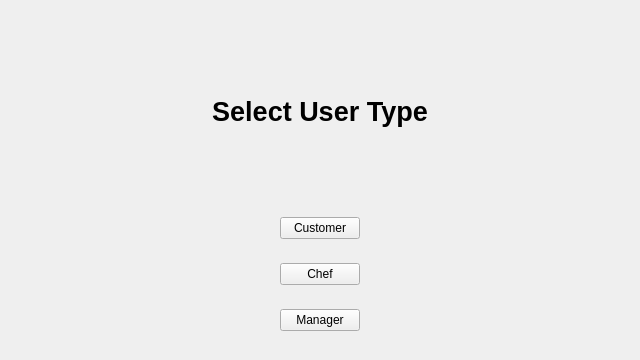
Before: the Qt Designer form frontend/select_wid.ui in therealrahulsahu/se_project, drawn with Qt 5.
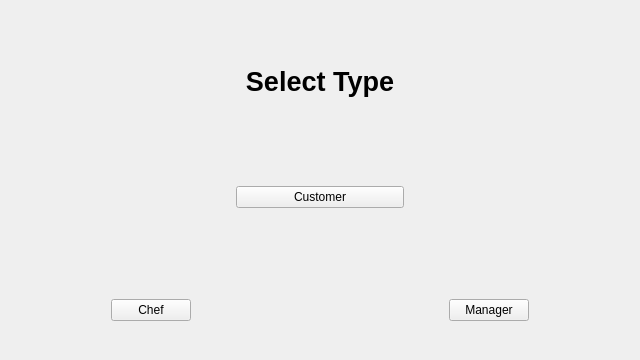
After: the same form once the commit is applied.

Commit message: Select menu changed

What changed in the file:
```diff
--- a/frontend/select_wid.ui
+++ b/frontend/select_wid.ui
@@ -13,7 +13,7 @@
   <property name="windowTitle">
    <string>Form</string>
   </property>
-  <layout class="QVBoxLayout" name="verticalLayout" stretch="4,3,4,1,1,1,1,1,1">
+  <layout class="QVBoxLayout" name="verticalLayout" stretch="3,4,5,2,6,2,2">
    <item>
     <spacer name="verticalSpacer_6">
      <property name="orientation">
@@ -52,7 +52,7 @@
         </font>
        </property>
        <property name="text">
-        <string>Select User Type</string>
+        <string>Select Type</string>
        </property>
        <property name="alignment">
         <set>Qt::AlignCenter</set>
@@ -88,7 +88,7 @@
     </spacer>
    </item>
    <item>
-    <layout class="QHBoxLayout" name="horizontalLayout">
+    <layout class="QHBoxLayout" name="horizontalLayout" stretch="4,3,4">
      <item>
       <spacer name="horizontalSpacer">
        <property name="orientation">
@@ -138,9 +138,9 @@
     </spacer>
    </item>
    <item>
-    <layout class="QHBoxLayout" name="horizontalLayout_2">
+    <layout class="QHBoxLayout" name="horizontalLayout_3" stretch="2,1,5,1,2">
      <item>
-      <spacer name="horizontalSpacer_2">
+      <spacer name="horizontalSpacer_3">
        <property name="orientation">
         <enum>Qt::Horizontal</enum>
        </property>
@@ -160,37 +160,7 @@
       </widget>
      </item>
      <item>
-      <spacer name="horizontalSpacer_6">
-       <property name="orientation">
-        <enum>Qt::Horizontal</enum>
-       </property>
-       <property name="sizeHint" stdset="0">
-        <size>
-         <width>40</width>
-         <height>20</height>
-        </size>
-       </property>
-      </spacer>
-     </item>
-    </layout>
-   </item>
-   <item>
-    <spacer name="verticalSpacer_3">
-     <property name="orientation">
-      <enum>Qt::Vertical</enum>
-     </property>
-     <property name="sizeHint" stdset="0">
-      <size>
-       <width>20</width>
-       <height>40</height>
-      </size>
-     </property>
-    </spacer>
-   </item>
-   <item>
-    <layout class="QHBoxLayout" name="horizontalLayout_3">
-     <item>
-      <spacer name="horizontalSpacer_3">
+      <spacer name="horizontalSpacer_2">
        <property name="orientation">
         <enum>Qt::Horizontal</enum>
        </property>
```
The commit also changes 2 other files.
